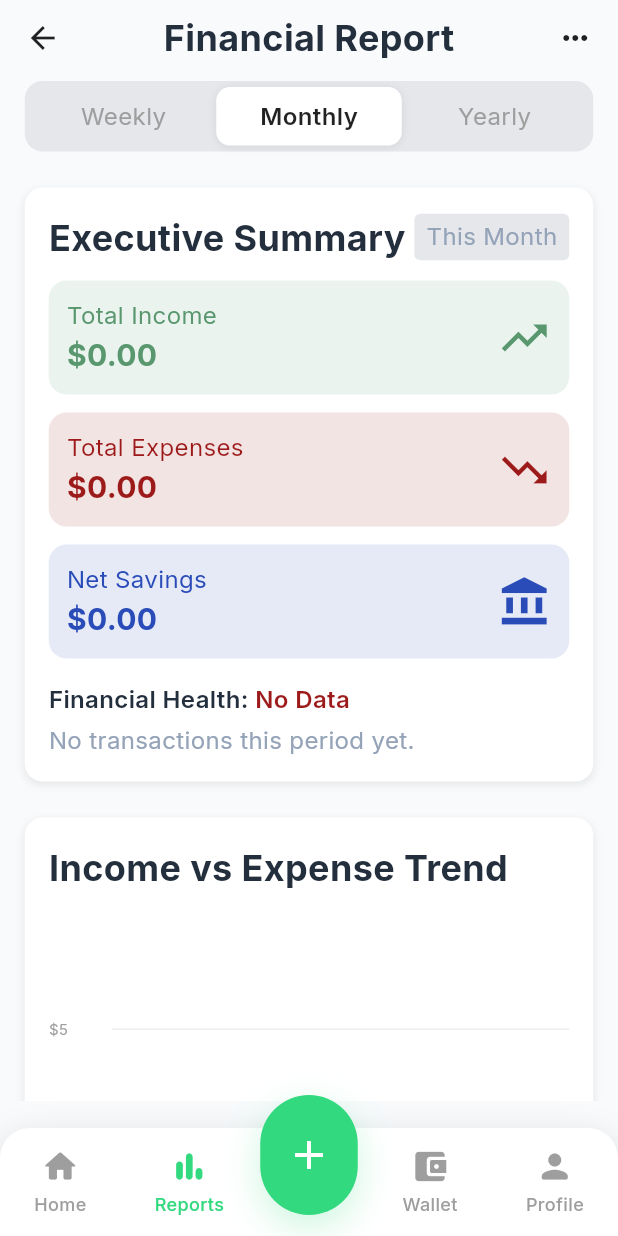
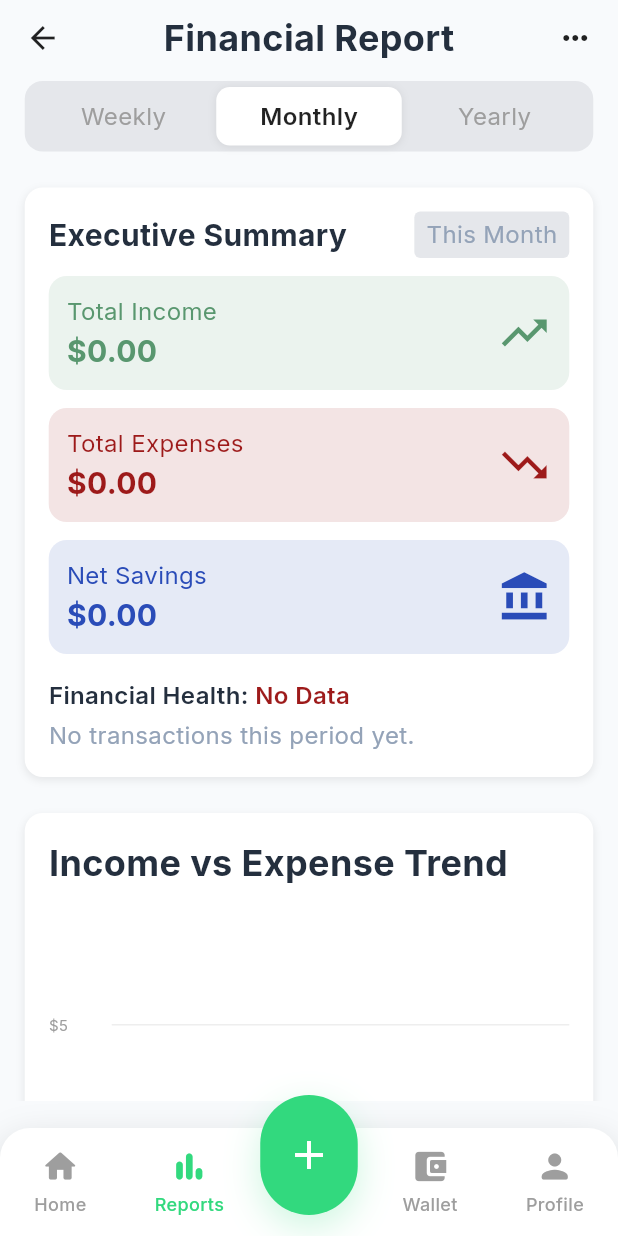
Before and after one commit to alvinwidi33/moneyapin, a Flutter app: the ReportsPage screen opened by its route, on a phone screen of 412 x 824 dp. Run offline on Flutter 3.47's test engine with Material 3 defaults, Android fonts, the phone set to English and light mode, and no system bars; drawn by our look-alikes of fl_chart; our stand-ins replace cloud_firestore, firebase_auth, firebase_core, get, google_fonts; accounts and stored records are empty; generated files the repository leaves out were written again.

Commit message:
fix:font in report page too big

```diff
--- a/lib/views/reports_page.dart
+++ b/lib/views/reports_page.dart
@@ -266,7 +266,7 @@ List<Transactions> get _filtered {
                           Row(
                             mainAxisAlignment: MainAxisAlignment.spaceBetween,
                             children: [
-                              Text('Executive Summary', style: AppTheme.headingStyle),
+                              Text('Executive Summary', style: AppTheme.headingStyle.copyWith(fontSize: 20)),
                               Container(
                                 padding: const EdgeInsets.symmetric(horizontal: 8, vertical: 4),
                                 decoration: BoxDecoration(
```
